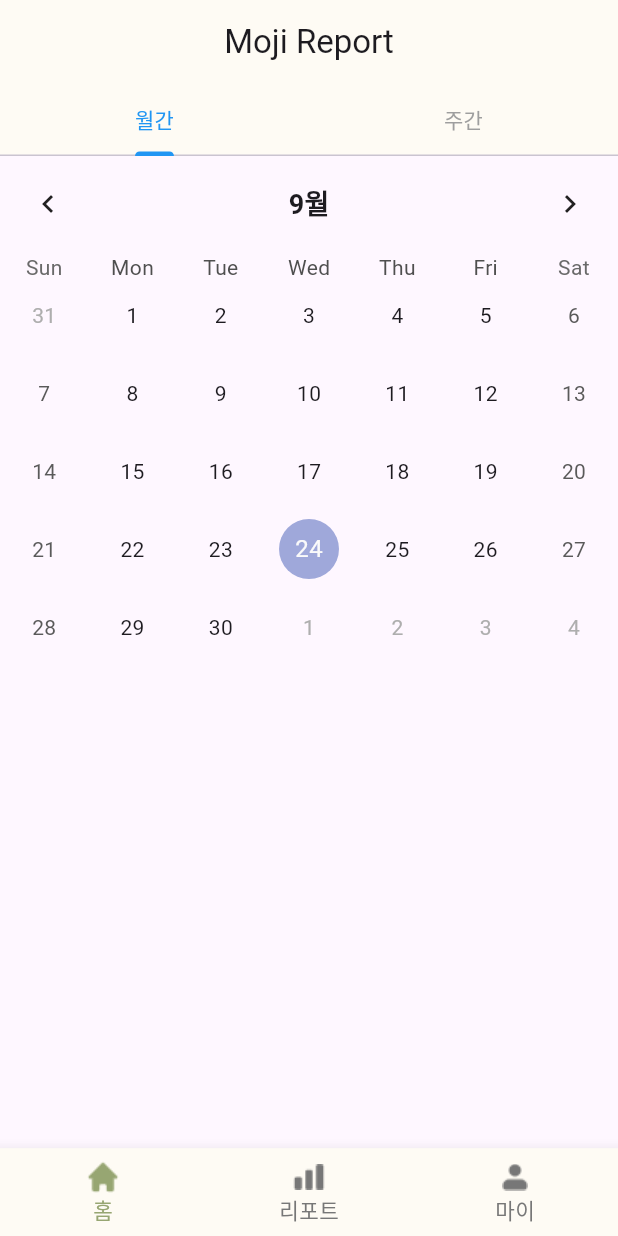
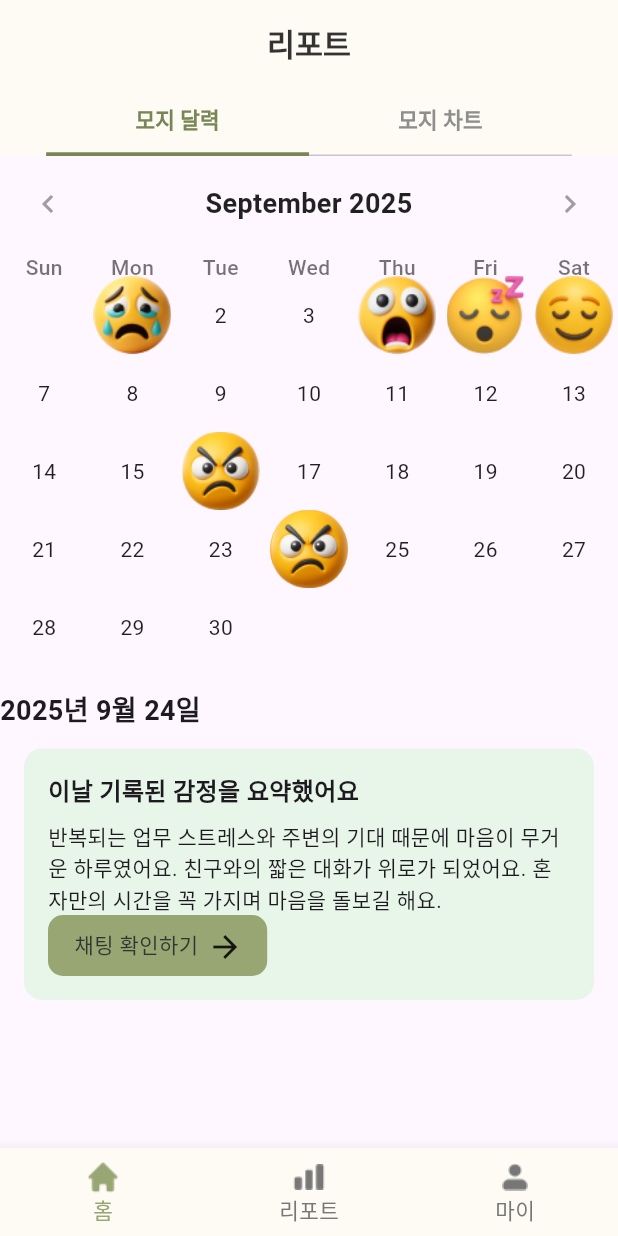
Before and after one commit to SRJ-5/dailymoji, a Flutter app: the screen it shows after launch, on a phone screen of 412 x 824 dp. Run offline on Flutter 3.47's test engine with Material 3 defaults, Android fonts, the light colour scheme and no system bars; drawn by our look-alikes of table_calendar; our stand-ins replace fl_chart, flutter_dotenv, flutter_riverpod, flutter_screenutil, flutter_svg, go_router and 2 more; accounts and stored records are empty; Roboto replaces fonts that are missing (Pretendard); project files that could hold a hidden picture were left out.

Commit message:
✨ : monthly_report 1차 생성

```diff
--- a/lib/presentation/pages/report/report_page.dart
+++ b/lib/presentation/pages/report/report_page.dart
@@ -1,10 +1,12 @@
 import 'package:dailymoji/core/styles/colors.dart';
-import 'package:dailymoji/presentation/pages/report/sample1.dart';
+import 'package:dailymoji/core/styles/fonts.dart';
 import 'package:dailymoji/presentation/pages/report/test.dart';
+import 'package:dailymoji/presentation/pages/report/test2.dart';
 import 'package:dailymoji/presentation/pages/report/widgets/monthly_report.dart';
 import 'package:dailymoji/presentation/pages/report/widgets/weekly_report.dart';
 import 'package:dailymoji/presentation/widgets/bottom_bar.dart';
 import 'package:flutter/material.dart';
+import 'package:flutter_screenutil/flutter_screenutil.dart';
 
 // MODIFIED: 불필요한 위젯(BottomBar) 제거 및 구조 단순화. StatelessWidget -> ConsumerWidget으로 변경 가능하지만, 여기선 필요 없음.
 class ReportPage extends StatelessWidget {
@@ -16,27 +18,37 @@
       appBar: AppBar(
         backgroundColor: AppColors.yellow50,
         centerTitle: true,
-        title: const Text('Moji Report'),
+        title: Text('리포트',
+            style: AppFontStyles.heading3.copyWith(color: AppColors.grey900)),
       ),
       body: DefaultTabController(
         length: 2,
         child: Column(
           children: [
             Container(
+              padding: EdgeInsets.symmetric(horizontal: 28.w),
               color: AppColors.yellow50,
-              child: const TabBar(
+              child: TabBar(
                 tabs: [
-                  Tab(text: '월간'),
-                  Tab(text: '주간'),
+                  Tab(text: '모지 달력'),
+                  Tab(text: '모지 차트'),
                 ],
-                labelColor: Colors.blue,
-                unselectedLabelColor: Colors.grey,
-                indicatorColor: Colors.blue,
+                labelColor: AppColors.green500,
+                unselectedLabelColor: AppColors.grey500,
+                indicator: UnderlineTabIndicator(
+                  borderSide: BorderSide(
+                    width: 2.5, // 밑줄 두께
+                    color: AppColors.green500, // 선택된 탭 밑줄 색상
+                  ),
+                ),
+                indicatorSize: TabBarIndicatorSize.tab, // 탭 너비만큼 underline
+                labelStyle: AppFontStyles.bodySemiBold14
+                    .copyWith(color: AppColors.green500),
               ),
             ),
             Expanded(
               child: TabBarView(children: [
-                MonthlyReport(),
+                Test2(),
                 Test(), // MODIFIED: 위젯 이름 변경
               ]),
             )
--- a/lib/presentation/pages/report/test.dart
+++ b/lib/presentation/pages/report/test.dart
@@ -7,6 +7,8 @@
 import 'package:flutter_riverpod/legacy.dart';
 import 'package:flutter_screenutil/flutter_screenutil.dart';
 import 'package:flutter_svg/svg.dart';
+//TODO : 처음 주간 페이지를 들어오면 종합 감정 점수로 픽
+//TODO : 체크리스트에는 5가지 감정만 두고 선택을 아무것도 안하면 종합 감정 점수, 선택하면 선택한 감정 점수
 
 // 최근 14일 날짜 리스트 생성
 List<DateTime> generateLast14Days() {
@@ -101,15 +103,15 @@
   });
 }
 
-// 필터 Provider
+// 필터 Provider (종합 감정 점수 제외 → 체크리스트는 5개만)
 final filterProvider = StateProvider<Map<String, bool>>((ref) {
   return {
     "종합 감정 점수": true,
-    "불안/분노": true,
+    "불안/분노": false,
     "우울/무기력/번아웃": false,
     "ADHD": false,
     "불면/과다수면": false,
-    "평온/회복": true,
+    "평온/회복": false,
   };
 });
 
@@ -335,7 +337,12 @@
               ),
             ),
 
-            const SizedBox(height: 24),
+            Container(
+              padding: EdgeInsets.only(top: 23.h),
+              height: 2,
+              width: double.infinity,
+              color: AppColors.grey100,
+            ),
 
             // 기록 감정 부분
             if (selectedEmotions.isEmpty) // 감정선택이 안됐을 때
--- /dev/null
+++ b/lib/presentation/pages/report/test2.dart
@@ -0,0 +1,239 @@
+import 'package:dailymoji/core/styles/colors.dart';
+import 'package:flutter/material.dart';
+import 'package:flutter_riverpod/legacy.dart';
+import 'package:flutter_screenutil/flutter_screenutil.dart';
+import 'package:table_calendar/table_calendar.dart';
+
+const String angry = "angry";
+const String crying = "crying";
+const String shocked = "shocked";
+const String sleeping = "sleeping";
+const String smile = "smile";
+
+const String angryImage = "assets/images/emoticon/emo_3d_angry_02.png";
+const String cryingImage = "assets/images/emoticon/emo_3d_crying_02.png";
+const String shockedImage = "assets/images/emoticon/emo_3d_shocked_02.png";
+const String sleepingImage = "assets/images/emoticon/emo_3d_sleeping_02.png";
+const String smileImage = "assets/images/emoticon/emo_3d_smile_02.png";
+
+// 현재 기분을 담고 있을 상태
+final currentMoodProvider = StateProvider<String>((ref) {
+  return "angry";
+});
+
+class Test2 extends StatefulWidget {
+  const Test2({super.key});
+
+  @override
+  State<Test2> createState() => _Test2State();
+}
+
+class _Test2State extends State<Test2> {
+  DateTime _focusedDay = DateTime.now();
+  DateTime? _selectedDay;
+
+  // 날짜별 감정 아이콘 매핑
+  // 데이터 베이스에서 받아야함 (현재의 임의)
+  final Map<DateTime, Image> _emotions = {
+    DateTime.utc(2025, 9, 16): Image.asset(angryImage),
+    DateTime.utc(2025, 9, 1): Image.asset(cryingImage),
+    DateTime.utc(2025, 9, 4): Image.asset(shockedImage),
+    DateTime.utc(2025, 9, 5): Image.asset(sleepingImage),
+    DateTime.utc(2025, 9, 6): Image.asset(smileImage),
+    DateTime.utc(2025, 9, 24): Image.asset(angryImage),
+  };
+
+  @override
+  void initState() {
+    super.initState();
+    // 화면 처음 들어오면 오늘 날짜가 선택된 상태가 되도록 설정
+    _selectedDay = DateTime.now();
+  }
+
+  @override
+  Widget build(BuildContext context) {
+    return Scaffold(
+      body: Column(
+        children: [
+          // 📅 달력
+          TableCalendar(
+            firstDay: DateTime.utc(2020, 1, 1),
+            lastDay: DateTime.utc(2035, 12, 31),
+            focusedDay: _focusedDay,
+            selectedDayPredicate: (day) => isSameDay(_selectedDay, day),
+            calendarFormat: CalendarFormat.month,
+            startingDayOfWeek: StartingDayOfWeek.sunday,
+            onDaySelected: (selectedDay, focusedDay) {
+              setState(() {
+                _selectedDay = selectedDay;
+                _focusedDay = focusedDay;
+              });
+            },
+
+            // 📌 헤더 스타일
+            headerStyle: const HeaderStyle(
+              formatButtonVisible: false,
+              titleCentered: true,
+              titleTextStyle: TextStyle(
+                fontSize: 18,
+                fontWeight: FontWeight.bold,
+                color: Colors.black87,
+              ),
+              leftChevronIcon: Icon(Icons.chevron_left, color: Colors.grey),
+              rightChevronIcon: Icon(Icons.chevron_right, color: Colors.grey),
+            ),
+
+            // 📌 요일 스타일
+            daysOfWeekStyle: const DaysOfWeekStyle(
+              weekdayStyle: TextStyle(
+                fontSize: 14,
+                fontWeight: FontWeight.w500,
+                color: Colors.black54,
+              ),
+              weekendStyle: TextStyle(
+                fontSize: 14,
+                fontWeight: FontWeight.w500,
+                color: Colors.black54,
+              ),
+            ),
+
+            // 📌 달력 스타일
+            calendarStyle: CalendarStyle(
+              outsideDaysVisible: false,
+              defaultTextStyle: const TextStyle(
+                fontSize: 14,
+                color: Colors.black87,
+              ),
+              weekendTextStyle: const TextStyle(
+                fontSize: 14,
+                color: Colors.black87,
+              ),
+              todayDecoration: BoxDecoration(
+                color: Colors.purple, // 오늘 날짜도 배경 원 제거
+                shape: BoxShape.circle,
+              ),
+              selectedDecoration: BoxDecoration(
+                color: Colors.purple, // 선택된 날짜 강조 색상
+                shape: BoxShape.circle,
+              ),
+              selectedTextStyle: const TextStyle(
+                color: Colors.white,
+                fontWeight: FontWeight.bold,
+              ),
+            ),
+
+            // 📌 날짜 커스텀 빌더
+            calendarBuilders: CalendarBuilders(
+              defaultBuilder: (context, day, focusedDay) {
+                // day는 한달치
+                if (_emotions.containsKey(day)) {
+                  return Center(
+                    child: _emotions[day], // 이모지 텍스트 맵에서 가져오기
+                  );
+                }
+                return Center(
+                  child: Text(
+                    '${day.day}',
+                    style: const TextStyle(fontSize: 14, color: Colors.black87),
+                  ),
+                );
+              },
+              selectedBuilder: (context, day, focusedDay) {
+                return Container(
+                  decoration: const BoxDecoration(
+                    shape: BoxShape.circle,
+                    color: Colors.orange, // 선택된 날짜 원 색상
+                  ),
+                  alignment: Alignment.center,
+                  child: _emotions.containsKey(day)
+                      ? _emotions[day]
+                      : Text(
+                          '${day.day}',
+                          style: const TextStyle(
+                              fontSize: 14,
+                              fontWeight: FontWeight.bold,
+                              color: Colors.white),
+                        ),
+                );
+              },
+            ),
+          ),
+
+          const SizedBox(height: 16),
+
+          // 📌 선택된 날짜 텍스트
+          if (_selectedDay != null)
+            Align(
+              alignment: AlignmentGeometry.centerLeft,
+              child: Text(
+                "${_selectedDay!.year}년 ${_selectedDay!.month}월 ${_selectedDay!.day}일",
+                style:
+                    const TextStyle(fontSize: 18, fontWeight: FontWeight.bold),
+              ),
+            ),
+
+          const SizedBox(height: 12),
+
+          // 📝 감정 요약 카드
+          if (_selectedDay != null)
+            Container(
+              margin: const EdgeInsets.symmetric(horizontal: 16),
+              padding: const EdgeInsets.all(16),
+              decoration: BoxDecoration(
+                color: Colors.green[50],
+                borderRadius: BorderRadius.circular(12),
+              ),
+              child: Column(
+                crossAxisAlignment: CrossAxisAlignment.start,
+                children: [
+                  Text(
+                    "이날 기록된 감정을 요약했어요",
+                    style: TextStyle(
+                      fontWeight: FontWeight.bold,
+                      fontSize: 16,
+                    ),
+                  ),
+                  SizedBox(height: 8),
+                  Text(
+                    "반복되는 업무 스트레스와 주변의 기대 때문에 마음이 무거운 하루였어요. "
+                    "친구와의 짧은 대화가 위로가 되었어요. 혼자만의 시간을 꼭 가지며 마음을 돌보길 해요.",
+                  ),
+                  Container(
+                    height: 40.h,
+                    width: 133.w,
+                    padding:
+                        EdgeInsets.symmetric(horizontal: 16.w, vertical: 9.5.h),
+                    decoration: ShapeDecoration(
+                      color: AppColors.green400,
+                      shape: RoundedRectangleBorder(
+                        borderRadius: BorderRadius.circular(10),
+                      ),
+                    ),
+                    child: Row(
+                      mainAxisSize: MainAxisSize.min,
+                      mainAxisAlignment: MainAxisAlignment.start,
+                      crossAxisAlignment: CrossAxisAlignment.center,
+                      spacing: 6,
+                      children: [
+                        Text(
+                          '채팅 확인하기',
+                          style: TextStyle(
+                            color: const Color(0xFF333333),
+                            fontSize: 14,
+                            fontFamily: 'Pretendard',
+                            fontWeight: FontWeight.w500,
+                            height: 1.50,
+                          ),
+                        ),
+                        Icon(Icons.arrow_forward),
+                      ],
+                    ),
+                  ),
+                ],
+              ),
+            ),
+        ],
+      ),
+    );
+  }
+}
```
